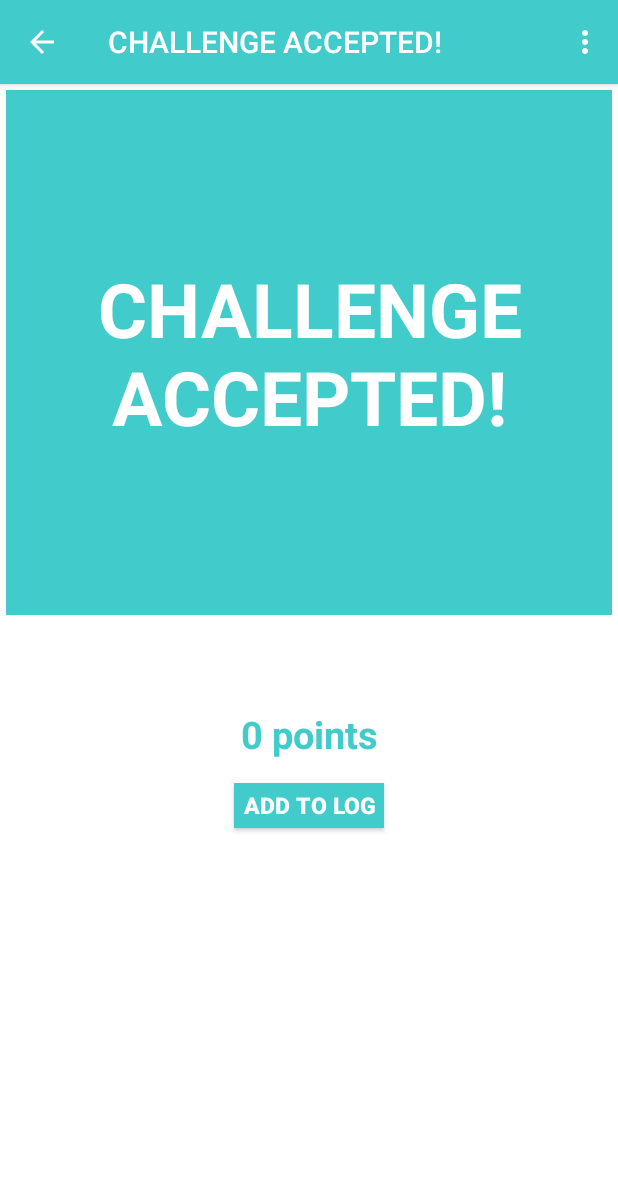
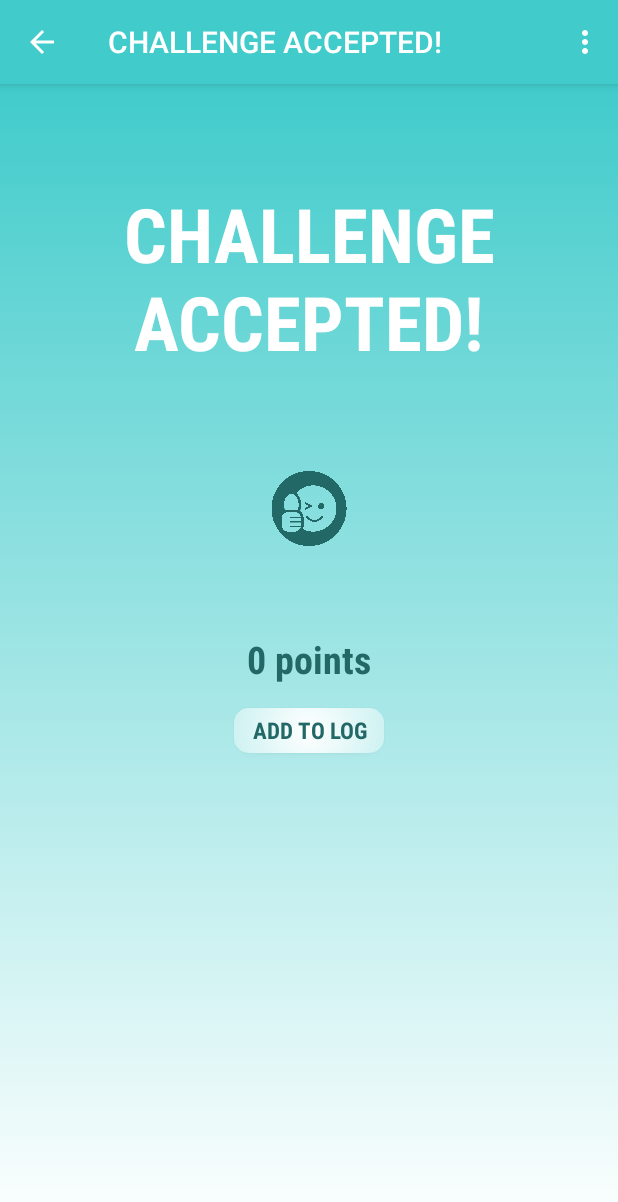
Before and after one commit to winnie-ho/161215_JavaAndroidProject, an Android app: the ChallengeAccepted screen opened directly, with no data from a screen before it, on a phone screen of 412 x 824 dp. Shown: the top 1202 px of the screen. Run offline under Robolectric (Android 15) with nearby library versions, the phone set to English and light mode, and no system bars; 5 statements that could not run were skipped.

Commit message:
updated the challenge accepted activity page

```diff
--- /dev/null
+++ b/RunTrack/app/src/main/res/drawable/background.xml
@@ -0,0 +1,15 @@
+<?xml version="1.0" encoding="utf-8"?>
+<selector xmlns:android="http://schemas.android.com/apk/res/android">
+
+        <item>
+                <shape>
+                        <gradient
+                            android:startColor="@color/colorWhite"
+                            android:endColor="@color/colorPrimary"
+                            android:centerX="0.5"
+                            android:gradientRadius="400dp"
+                            android:angle="90"
+                            android:type="linear" />
+                </shape>
+        </item>
+</selector>
--- a/RunTrack/app/src/main/res/drawable/border.xml
+++ /dev/null
@@ -1,6 +0,0 @@
-<?xml version="1.0" encoding="utf-8"?>
-<shape xmlns:android="http://schemas.android.com/apk/res/android" android:shape="rectangle" >
-        <solid android:color="#ffffff" />
-        <stroke android:width="1dp"
-            android:color="@color/colorPrimary"/>
-</shape>
--- a/RunTrack/app/src/main/res/layout/activity_main.xml
+++ b/RunTrack/app/src/main/res/layout/activity_main.xml
@@ -61,7 +61,7 @@
             android:layout_height="50dp"
             android:text="@string/app_name"
             android:textSize="15dp"
-            android:textColor="@color/colorPrimary"
+            android:textColor="@color/colorPrimaryDark"
             android:textStyle="bold"
             android:padding="10dp"
             android:layout_gravity="center_horizontal"
--- a/RunTrack/app/src/main/res/layout/challenge_accepted.xml
+++ b/RunTrack/app/src/main/res/layout/challenge_accepted.xml
@@ -3,15 +3,15 @@
     android:orientation="vertical"
     android:layout_width="match_parent"
     android:layout_height="match_parent"
-    android:background="@color/colorWhite">
+    android:background="@drawable/background">
 
 
     <TextView
         android:id="@+id/challenge_accepted"
         android:text="@string/challenge_accepted"
+        android:fontFamily="sans-serif-condensed"
         android:layout_width="match_parent"
-        android:layout_height="350dp"
-        android:background="@color/colorPrimary"
+        android:layout_height="250dp"
         android:textSize="50dp"
         android:layout_margin="4dp"
         android:textColor="@color/colorWhite"
@@ -20,7 +20,10 @@
         android:layout_gravity="center"
         android:gravity="center_vertical" />
 
-
+    <ImageView
+        android:layout_width="match_parent"
+        android:layout_height="50dp"
+        android:src="@drawable/icon_accept"/>
 
     <TextView
         android:id="@+id/challenge_title"
@@ -30,20 +33,23 @@
         android:layout_marginLeft="10dp"
         android:layout_marginRight="10dp"
         android:textSize="25dp"
-        android:textColor="@color/colorPrimary"
+        android:textColor="@color/colorPrimaryDark"
         android:textStyle="bold"
+        android:fontFamily="sans-serif-condensed"
         android:layout_gravity="center_horizontal"
         android:gravity="center_horizontal" />
 
     <TextView
         android:id="@+id/points_available"
+        android:text="points available"
+        android:fontFamily="sans-serif-condensed"
         android:layout_width="match_parent"
         android:layout_height="50dp"
         android:layout_marginTop="4dp"
         android:layout_marginLeft="10dp"
         android:layout_marginRight="10dp"
         android:textSize="25dp"
-        android:textColor="@color/colorPrimary"
+        android:textColor="@color/colorPrimaryDark"
         android:textStyle="bold"
         android:layout_gravity="center_horizontal"
         android:gravity="center_horizontal" />
@@ -53,10 +59,11 @@
         android:layout_width="100dp"
         android:layout_height="30dp"
         android:text="ADD TO LOG"
+        android:fontFamily="sans-serif-condensed"
         android:textSize="15dp"
         android:textStyle="bold"
-        android:textColor="@color/colorWhite"
-        android:background="@color/colorPrimary"
+        android:textColor="@color/colorPrimaryDark"
+        android:background="@drawable/button"
         android:gravity="center_vertical"
         android:textAlignment="center"
         android:layout_gravity="center"
```
Also changed, not shown: RunTrack/app/src/main/java/com/example/user/runtrack/NewRunC.java (+45 -3 lines).
